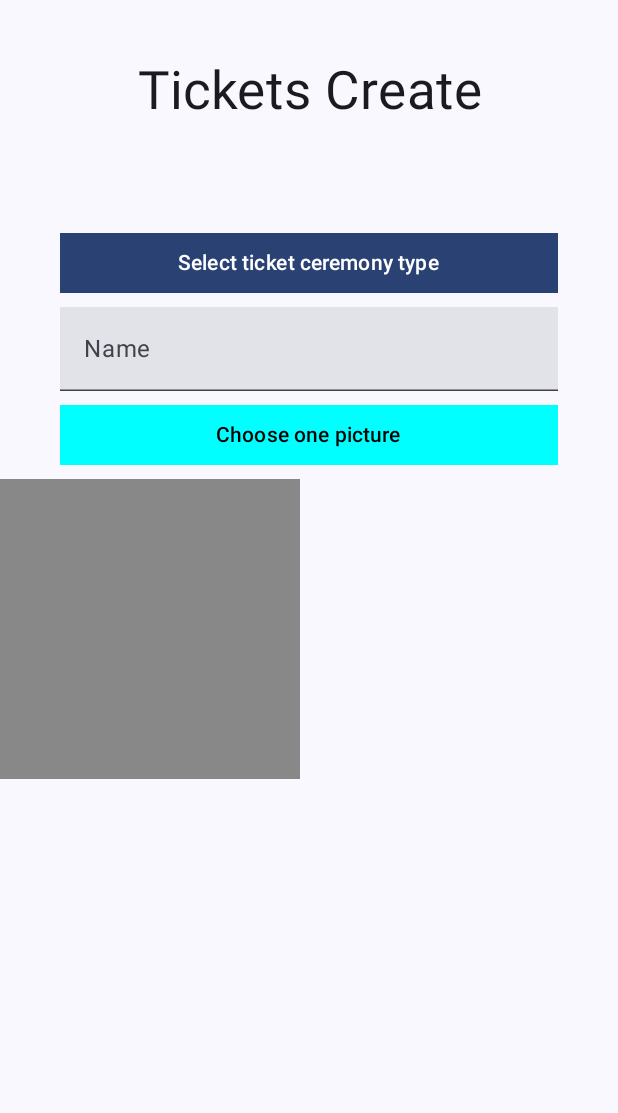
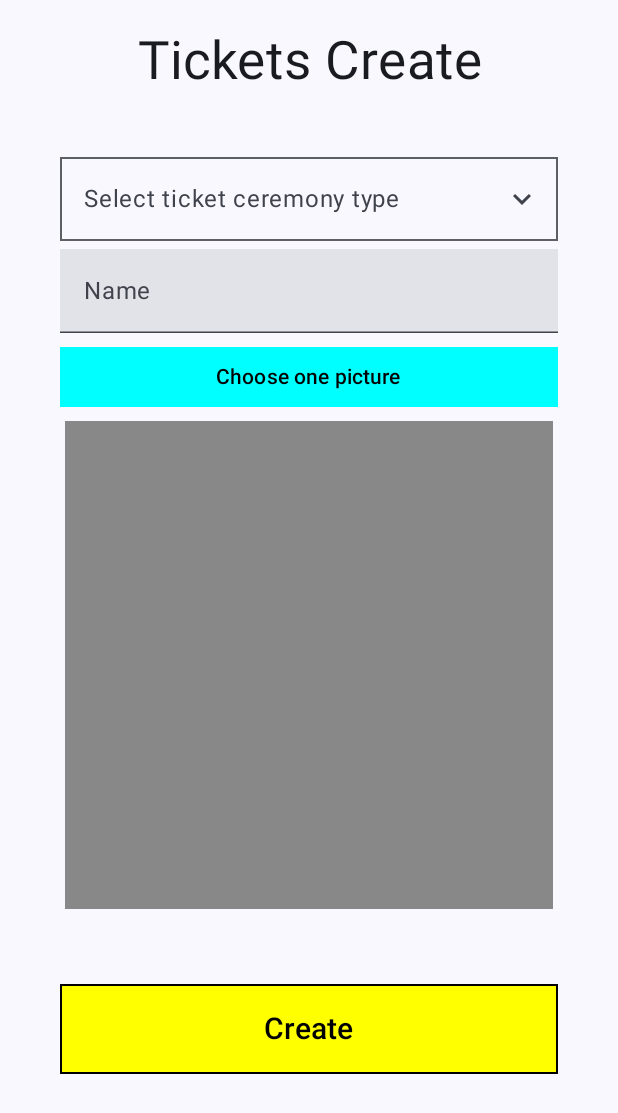
Before and after one commit to tehchonglin/WSS21_Korea_Mock_App, an Android app built with Jetpack Compose: the composable CreateTicketScreen shown on its own in the app's theme, on a phone screen of 412 x 824 dp. Shown: the top 1113 px of the screen. Run offline under Robolectric (Android 15) with nearby library versions, the phone set to English and light mode, and no system bars.

Commit message:
Added picture function for CreateTicketScreen

```diff
--- a/app/build.gradle
+++ b/app/build.gradle
@@ -84,4 +84,7 @@ dependencies {
     def coroutine_version = "1.7.1"
     implementation "org.jetbrains.kotlinx:kotlinx-coroutines-core:$coroutine_version"
     implementation "org.jetbrains.kotlinx:kotlinx-coroutines-android:$coroutine_version"
+
+    //For photo picker
+    implementation "io.coil-kt:coil-compose:2.1.0"
 }
--- a/app/src/main/java/com/example/wss_mock_app/MainActivity.kt
+++ b/app/src/main/java/com/example/wss_mock_app/MainActivity.kt
@@ -326,7 +326,8 @@ fun EventsScreen() {
 @Composable
 fun TicketsScreen(ticketState: TicketState,
     onEvent: (TicketEvent) -> Unit){
-    Box(modifier = Modifier.fillMaxSize(),
+    Box(modifier = Modifier.fillMaxSize()
+        .padding(0.dp,0.dp,0.dp,80.dp),
         contentAlignment = Alignment.Center){
         val navController = rememberNavController()
         NavHost(navController = navController, startDestination = "ticketList" ){
--- a/app/src/main/java/com/example/wss_mock_app/TicketList.kt
+++ b/app/src/main/java/com/example/wss_mock_app/TicketList.kt
@@ -1,8 +1,14 @@
 package com.example.wss_mock_app
 
+import android.net.Uri
+import androidx.activity.compose.rememberLauncherForActivityResult
+import androidx.activity.result.PickVisualMediaRequest
+import androidx.activity.result.contract.ActivityResultContracts
 import androidx.compose.foundation.Image
 import androidx.compose.foundation.background
+import androidx.compose.foundation.border
 import androidx.compose.foundation.clickable
+import androidx.compose.foundation.gestures.scrollable
 import androidx.compose.foundation.layout.Arrangement
 import androidx.compose.foundation.layout.Box
 import androidx.compose.foundation.layout.Column
@@ -20,7 +26,9 @@ import androidx.compose.foundation.layout.wrapContentSize
 import androidx.compose.foundation.lazy.LazyColumn
 import androidx.compose.foundation.lazy.LazyListScope
 import androidx.compose.foundation.lazy.items
+import androidx.compose.foundation.rememberScrollState
 import androidx.compose.foundation.shape.RoundedCornerShape
+import androidx.compose.foundation.verticalScroll
 import androidx.compose.material.icons.Icons
 import androidx.compose.material.icons.filled.KeyboardArrowDown
 import androidx.compose.material.icons.filled.KeyboardArrowUp
@@ -57,6 +65,9 @@ import androidx.compose.ui.platform.LocalDensity
 import androidx.compose.ui.res.painterResource
 import androidx.compose.ui.text.input.TextFieldValue
 import androidx.compose.ui.unit.toSize
+import androidx.navigation.compose.rememberNavController
+import coil.compose.AsyncImage
+import org.jetbrains.annotations.Async
 
 @OptIn(ExperimentalMaterial3Api::class)
 @Composable
@@ -108,46 +119,66 @@ fun TicketsList(navController: NavController,
 @OptIn(ExperimentalMaterial3Api::class)
 @Composable
 fun CreateTicketScreen(navController: NavController) {
-    Column(modifier = Modifier.fillMaxSize()) {
+    var showMenu by remember { mutableStateOf(false) }
+    var selectedTicketType by remember { mutableStateOf("") }
+    var textFieldSize by remember { mutableStateOf(Size.Zero)}
+        Column(modifier = Modifier
+            .fillMaxSize()
+            .verticalScroll(rememberScrollState())) {
         Text(
             text = "Tickets Create",
             fontSize = 35.sp,
             modifier = Modifier
                 .fillMaxWidth()
-                .padding(0.dp, 40.dp, 0.dp, 70.dp),
+                .padding(0.dp, 20.dp, 0.dp, 35.dp),
             textAlign = TextAlign.Center
         )
-        val showMenu = remember { mutableStateOf(false) }
-        val selectedTicketType = remember { mutableStateOf("") }
-        Box {
-            Button(
-                onClick = { showMenu.value = !showMenu.value },
+        // Up Icon when expanded and down icon when collapsed
+        val icon = if (showMenu)
+            Icons.Filled.KeyboardArrowUp
+        else
+            Icons.Filled.KeyboardArrowDown
+        val ticketTypeString = if (selectedTicketType.equals("opening"))
+            "Opening Ceremony"
+        else
+            "Closing Ceremony"
+        OutlinedTextField(
+            value = selectedTicketType,
+            onValueChange = { selectedTicketType = it },
             modifier = Modifier
                 .fillMaxWidth()
-                    .align(Alignment.Center)
+                .onGloballyPositioned { coordinates ->
+                    // This value is used to assign to
+                    // the DropDown the same width
+                    textFieldSize = coordinates.size.toSize()
+                }
                 .padding(40.dp, 0.dp, 40.dp, 5.dp),
+            label = {Text("Select ticket ceremony type")},
+            trailingIcon = {
+                Icon(icon,"contentDescription",
+                    Modifier.clickable { showMenu = !showMenu })
+            },
             shape = RectangleShape
-            ) {
-                Text("Select ticket ceremony type")
-            }
+        )
         DropdownMenu(
-                expanded = showMenu.value,
-                onDismissRequest = { showMenu.value = false }
+            expanded = showMenu,
+            onDismissRequest = { showMenu = false },
+            modifier = Modifier
+                .width(with(LocalDensity.current){textFieldSize.width.toDp()}, )
         ) {
             DropdownMenuItem(text = {
                 Text(text = "Opening Ceremony") },
                 onClick = {
-                        selectedTicketType.value = "opening"
-                        showMenu.value = false
+                    selectedTicketType = "opening"
+                    showMenu = false
                 })
             DropdownMenuItem( text = {
                 Text(text = "Closing ceremony")
                 },
                 onClick = {
-                    selectedTicketType.value = "closing"
-                    showMenu.value = false
+                selectedTicketType = "closing"
+                showMenu = false
             })
-            }
         }
         var text by remember { mutableStateOf(TextFieldValue("")) }
         TextField(
@@ -163,9 +194,16 @@ fun CreateTicketScreen(navController: NavController) {
                 .padding(40.dp, 0.dp, 40.dp, 5.dp),
             shape = RectangleShape
         )
-        val imagePainter = remember { mutableStateOf<Painter?>(null) }
+        var imageUri by remember { mutableStateOf<Uri?>(null) }
+        val singlePhotoPickerLauncher = rememberLauncherForActivityResult(
+            contract = ActivityResultContracts.PickVisualMedia(),
+            onResult = {uri -> imageUri = uri}
+        )
         Button(
-            onClick = { TODO()
+            onClick = {
+                singlePhotoPickerLauncher.launch(
+                    PickVisualMediaRequest(ActivityResultContracts.PickVisualMedia.ImageOnly)
+                )
             },
             colors = ButtonDefaults.buttonColors(
                 containerColor = Color.Cyan,
@@ -179,21 +217,40 @@ fun CreateTicketScreen(navController: NavController) {
         ) {
             Text(text = "Choose one picture")
         }
-        if (imagePainter.value != null) {
-            Image(
-                painter = imagePainter.value!!,
+        if (imageUri != null) {
+            AsyncImage(
+                model = imageUri,
                 contentDescription = "User selected image",
                 modifier = Modifier
-                    .size(200.dp)
-                    .background(Color.LightGray),
+                    .size(310.dp)
+                    .background(Color.LightGray)
+                    .align(Alignment.CenterHorizontally),
                 contentScale = ContentScale.Crop
             )
         } else {
             Box(
                 modifier = Modifier
-                    .size(200.dp)
+                    .size(325.dp)
                     .background(Color.Gray)
+                    .align(Alignment.CenterHorizontally)
             )
+        }
+        Button(onClick = {
+                         TODO( "add the data into the database")
+        },
+            shape = RectangleShape,
+            modifier = Modifier
+                .fillMaxWidth()
+                .align(Alignment.CenterHorizontally)
+                .padding(40.dp, 50.dp, 40.dp, 5.dp)
+                .size(310.dp, 60.dp)
+                .border(1.dp, Color.Black),
+        colors = ButtonDefaults.buttonColors(
+            containerColor = Color.Yellow,
+            contentColor = Color.Black
+        )) {
+            Text(text = "Create",
+            fontSize = 20.sp)
         }
     }
 }
@@ -243,3 +300,11 @@ fun ColumnScope.ClosingTickets(onEvent: (TicketEvent) -> Unit,
         }
     }
 }
+
+@Composable
+@FontScalePreview
+@DevicePreview
+fun CreateTicketScreenPreview() {
+    val navController = rememberNavController()
+    CreateTicketScreen(navController = navController)
+}
```
Lines whose indentation alone changed are shown as unchanged.
